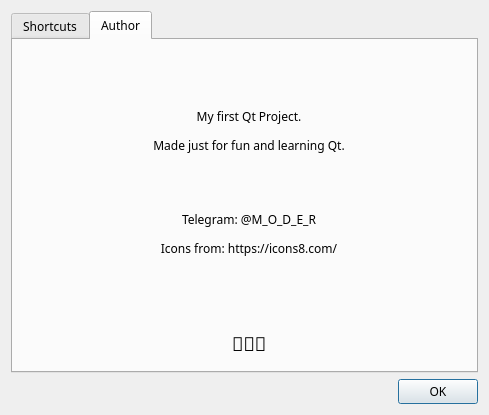
The window that TabyNote/src/dialog_about.ui (m-o-d-e-r/TabyNote) describes before a commit, drawn with Qt 5.
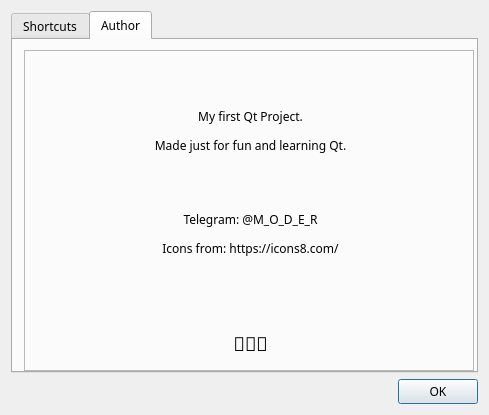
The same window after the commit.

Commit message: added ability to jump to the tab index after opening the file

What changed in the file:
```diff
--- a/TabyNote/src/dialog_about.ui
+++ b/TabyNote/src/dialog_about.ui
@@ -165,11 +165,17 @@
           </property>
           <item>
            <widget class="QLabel" name="label">
+            <property name="frameShape">
+             <enum>QFrame::StyledPanel</enum>
+            </property>
             <property name="text">
              <string>&lt;html&gt;&lt;head/&gt;&lt;body&gt;&lt;p align=&quot;center&quot;&gt;&lt;br/&gt;&lt;/p&gt;&lt;p align=&quot;center&quot;&gt;My first Qt Project.&lt;/p&gt;&lt;p align=&quot;center&quot;&gt;Made just for fun and learning Qt.&lt;/p&gt;&lt;p align=&quot;center&quot;&gt;&lt;br/&gt;&lt;/p&gt;&lt;p align=&quot;center&quot;&gt;Telegram: @M_O_D_E_R&lt;/p&gt;&lt;p align=&quot;center&quot;&gt;Icons from: https://icons8.com/&lt;/p&gt;&lt;p align=&quot;center&quot;&gt;&lt;br/&gt;&lt;br/&gt;&lt;/p&gt;&lt;p align=&quot;center&quot;&gt;&lt;span style=&quot; font-size:14pt;&quot;&gt;🥹🫶🥹&lt;/span&gt;&lt;/p&gt;&lt;/body&gt;&lt;/html&gt;</string>
             </property>
             <property name="textFormat">
-             <enum>Qt::MarkdownText</enum>
+             <enum>Qt::AutoText</enum>
+            </property>
+            <property name="scaledContents">
+             <bool>false</bool>
             </property>
             <property name="openExternalLinks">
              <bool>true</bool>
```
Left out of the diff: 6 changed lines with no effect on the pictures. The commit also changes 7 other files.
